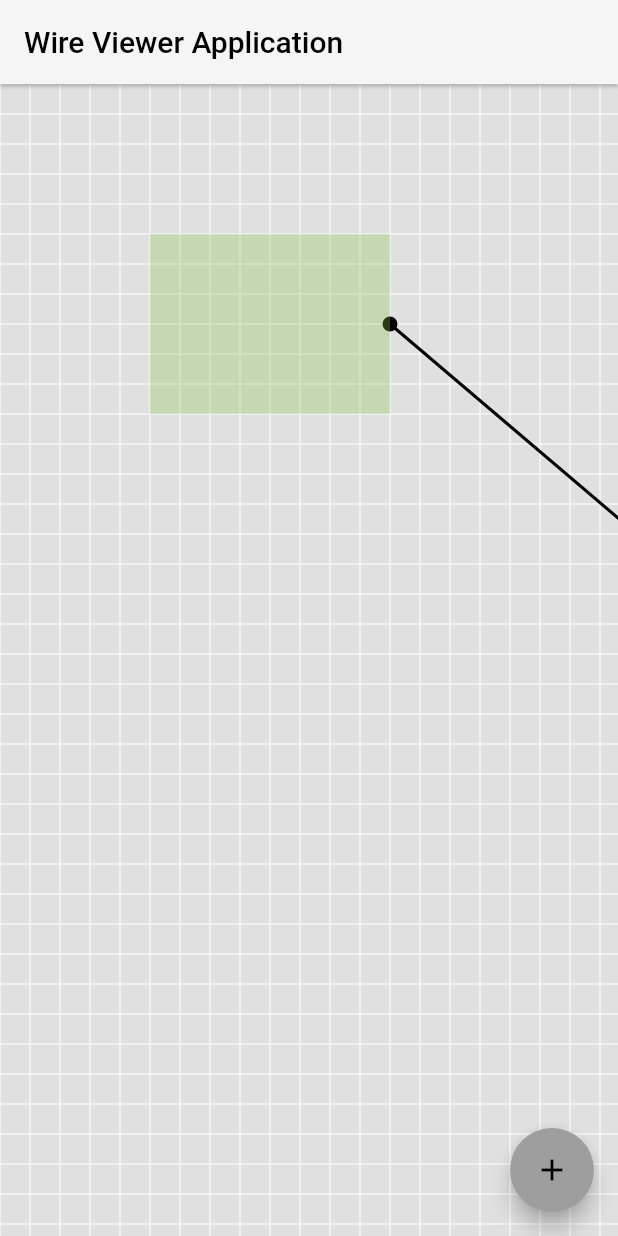
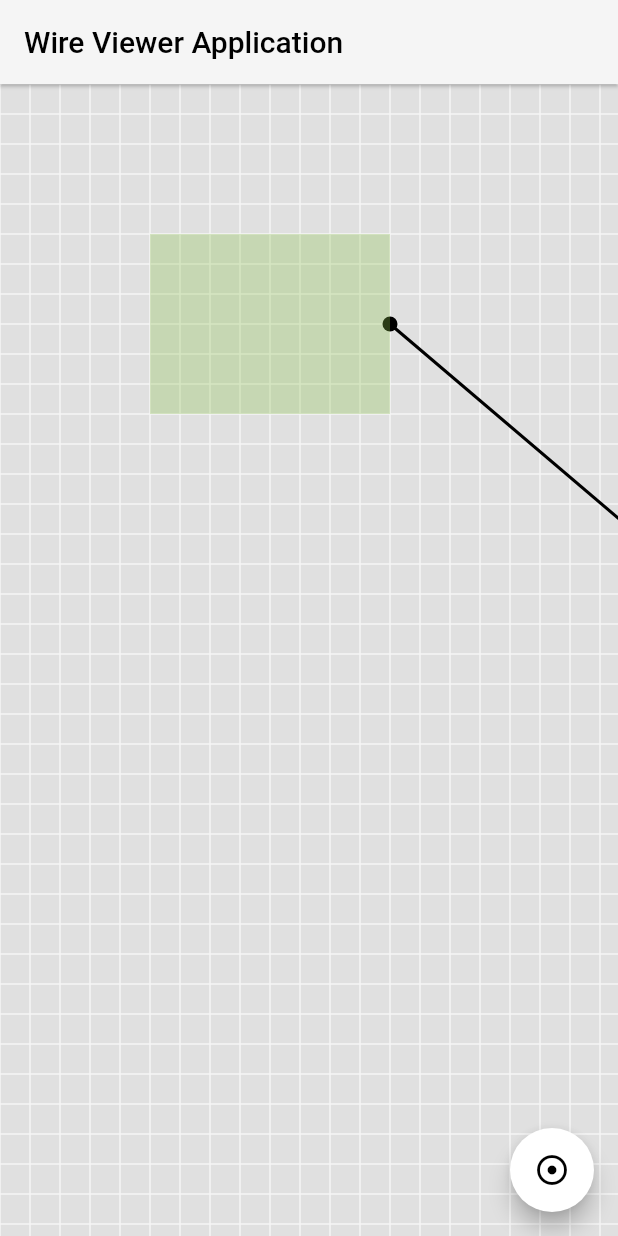
Before and after one commit to WiresWare/wire_viewer, a Flutter app: the screen it shows after launch, on a phone screen of 412 x 824 dp. Run offline on Flutter 3.47's test engine with Material 2 defaults, Android fonts, the phone set to English and light mode, and no system bars; missing offline and left inert: wire; Roboto replaces fonts that are missing (SourceSans); project files that could hold a hidden picture were left out.

Commit message:
FloatingActionButton icon and color changed

```diff
--- a/lib/view/pages/MainPage.dart
+++ b/lib/view/pages/MainPage.dart
@@ -73,8 +73,9 @@ class _MainPageState extends State<MainPage> {
       ),
       floatingActionButton: FloatingActionButton(
         onPressed: () {},
-        tooltip: 'Add',
-        child: const Icon(Icons.add),
+        tooltip: 'Tools',
+        backgroundColor: Colors.white,
+        child: const Icon(Icons.adjust),
       ), // This trailing comma makes auto-formatting nicer for build methods.
     );
   }
```
